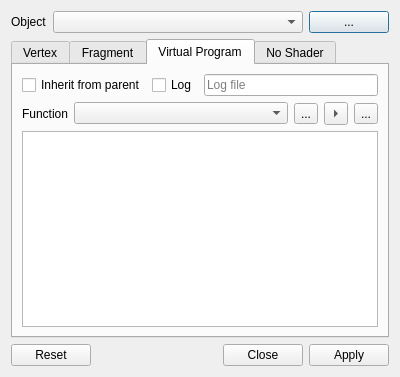
First picture: the form in plugins/osgearth/ShaderEditorDialog.ui, repository aroth-fastprotect/sgi, before the edit.
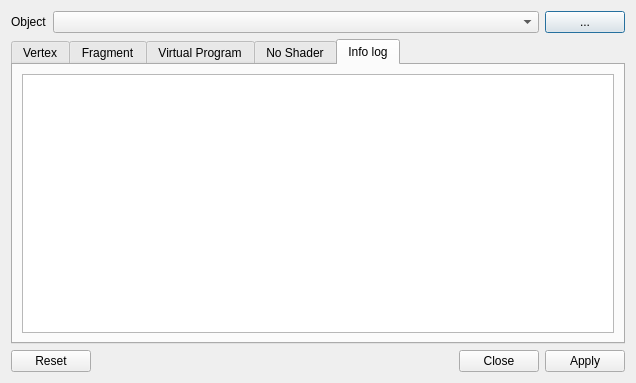
Second picture: the form after the edit. Icons and pictures are not drawn.

Commit message: try to get info log for shaders, but this need to be updated after the shader has been used/compiled

```diff
--- a/plugins/osgearth/ShaderEditorDialog.ui
+++ b/plugins/osgearth/ShaderEditorDialog.ui
@@ -6,8 +6,8 @@
    <rect>
     <x>0</x>
     <y>0</y>
-    <width>400</width>
-    <height>377</height>
+    <width>636</width>
+    <height>383</height>
    </rect>
   </property>
   <property name="sizePolicy">
@@ -51,7 +51,7 @@
    <item>
     <widget class="QTabWidget" name="tabShaders">
      <property name="currentIndex">
-      <number>2</number>
+      <number>4</number>
      </property>
      <widget class="QWidget" name="tabVertex">
       <attribute name="title">
@@ -186,6 +186,16 @@
        </item>
       </layout>
      </widget>
+     <widget class="QWidget" name="tabInfoLog">
+      <attribute name="title">
+       <string>Info log</string>
+      </attribute>
+      <layout class="QVBoxLayout" name="verticalLayout_6">
+       <item>
+        <widget class="QPlainTextEdit" name="infoLog"/>
+       </item>
+      </layout>
+     </widget>
     </widget>
    </item>
    <item>
```
Left out of the diff: 11 changed lines with no effect on the pictures. The commit also changes 6 other files.
